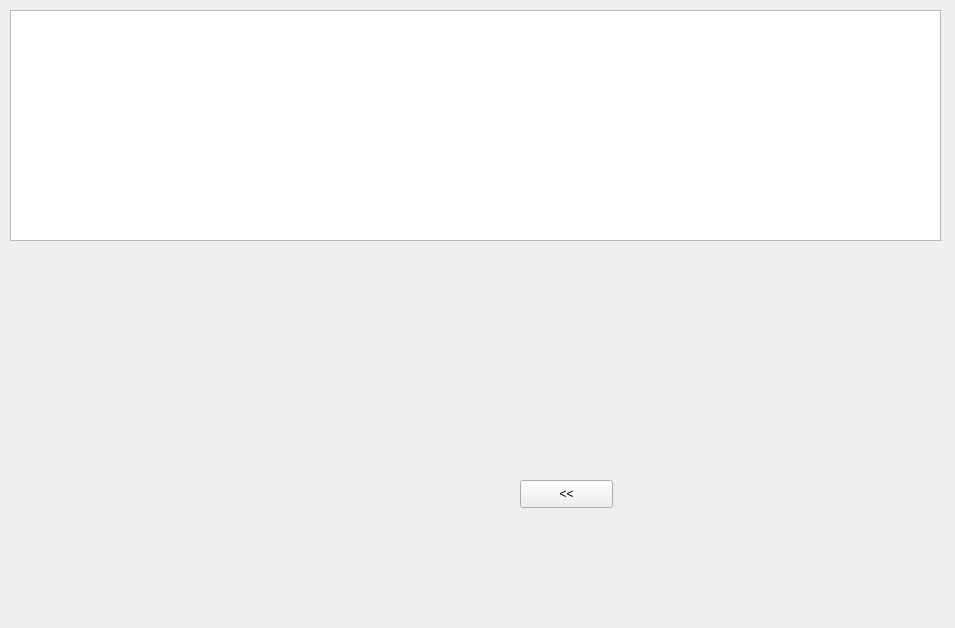
Old version of the form bank-view/frontcylinderpanel.ui in the repository smandyscom/front-base-widget.
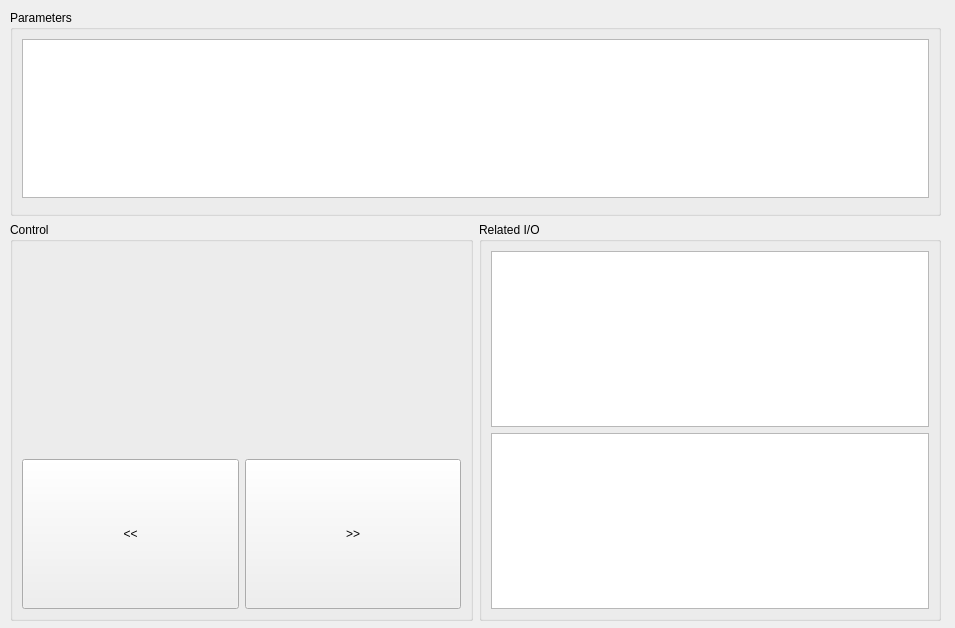
New version of the form.

Commit message: cylinder management

What changed in the file:
```diff
--- a/bank-view/frontcylinderpanel.ui
+++ b/bank-view/frontcylinderpanel.ui
@@ -13,28 +13,137 @@
   <property name="windowTitle">
    <string>Form</string>
   </property>
-  <widget class="QTableView" name="tableView">
+  <widget class="QWidget" name="">
    <property name="geometry">
     <rect>
      <x>10</x>
      <y>10</y>
      <width>931</width>
-     <height>231</height>
+     <height>611</height>
     </rect>
    </property>
-  </widget>
-  <widget class="QPushButton" name="pushButtonGoA">
-   <property name="geometry">
-    <rect>
-     <x>520</x>
-     <y>480</y>
-     <width>93</width>
-     <height>28</height>
-    </rect>
-   </property>
-   <property name="text">
-    <string>&lt;&lt;</string>
-   </property>
+   <layout class="QVBoxLayout" name="verticalLayout_6">
+    <item>
+     <widget class="QGroupBox" name="groupBox">
+      <property name="title">
+       <string>Parameters</string>
+      </property>
+      <layout class="QVBoxLayout" name="verticalLayout_5">
+       <item>
+        <layout class="QVBoxLayout" name="verticalLayout">
+         <item>
+          <widget class="QTableView" name="tableViewCylinder"/>
+         </item>
+         <item>
+          <widget class="QWidget" name="widgetFilter" native="true">
+           <property name="sizePolicy">
+            <sizepolicy hsizetype="Expanding" vsizetype="Expanding">
+             <horstretch>0</horstretch>
+             <verstretch>0</verstretch>
+            </sizepolicy>
+           </property>
+          </widget>
+         </item>
+        </layout>
+       </item>
+      </layout>
+      <zorder>widgetFilter</zorder>
+      <zorder></zorder>
+     </widget>
+    </item>
+    <item>
+     <layout class="QHBoxLayout" name="horizontalLayout_2">
+      <item>
+       <widget class="QGroupBox" name="groupBoxControl">
+        <property name="title">
+         <string>Control</string>
+        </property>
+        <layout class="QVBoxLayout" name="verticalLayout_4">
+         <item>
+          <layout class="QVBoxLayout" name="verticalLayoutControl">
+           <item>
+            <widget class="QWidget" name="widgetBankTransfer" native="true">
+             <property name="sizePolicy">
+              <sizepolicy hsizetype="Expanding" vsizetype="Expanding">
+               <horstretch>0</horstretch>
+               <verstretch>0</verstretch>
+              </sizepolicy>
+             </property>
+             <property name="styleSheet">
+              <string notr="true">border-color: rgb(0, 0, 0);
+gridline-color: rgb(0, 0, 0);</string>
+             </property>
+            </widget>
+           </item>
+           <item>
+            <layout class="QHBoxLayout" name="horizontalLayout">
+             <item>
+              <widget class="QPushButton" name="pushButtonGoA">
+               <property name="sizePolicy">
+                <sizepolicy hsizetype="Expanding" vsizetype="Expanding">
+                 <horstretch>0</horstretch>
+                 <verstretch>0</verstretch>
+                </sizepolicy>
+               </property>
+               <property name="maximumSize">
+                <size>
+                 <width>16777215</width>
+                 <height>150</height>
+                </size>
+               </property>
+               <property name="text">
+                <string>&lt;&lt;</string>
+               </property>
+              </widget>
+             </item>
+             <item>
+              <widget class="QPushButton" name="pushButtonGoB">
+               <property name="sizePolicy">
+                <sizepolicy hsizetype="Expanding" vsizetype="Expanding">
+                 <horstretch>0</horstretch>
+                 <verstretch>0</verstretch>
+                </sizepolicy>
+               </property>
+               <property name="maximumSize">
+                <size>
+                 <width>16777215</width>
+                 <height>150</height>
+                </size>
+               </property>
+               <property name="text">
+                <string>&gt;&gt;</string>
+               </property>
+              </widget>
+             </item>
+            </layout>
+           </item>
+          </layout>
+         </item>
+        </layout>
+       </widget>
+      </item>
+      <item>
+       <widget class="QGroupBox" name="groupBoxRelatedIO">
+        <property name="title">
+         <string>Related I/O</string>
+        </property>
+        <layout class="QVBoxLayout" name="verticalLayout_3">
+         <item>
+          <layout class="QVBoxLayout" name="verticalLayout_2">
+           <item>
+            <widget class="QTableView" name="tableViewInputs"/>
+           </item>
+           <item>
+            <widget class="QTableView" name="tableViewOutputs"/>
+           </item>
+          </layout>
+         </item>
+        </layout>
+       </widget>
+      </item>
+     </layout>
+    </item>
+   </layout>
   </widget>
  </widget>
  <resources/>
```
The commit also changes 19 other files.
